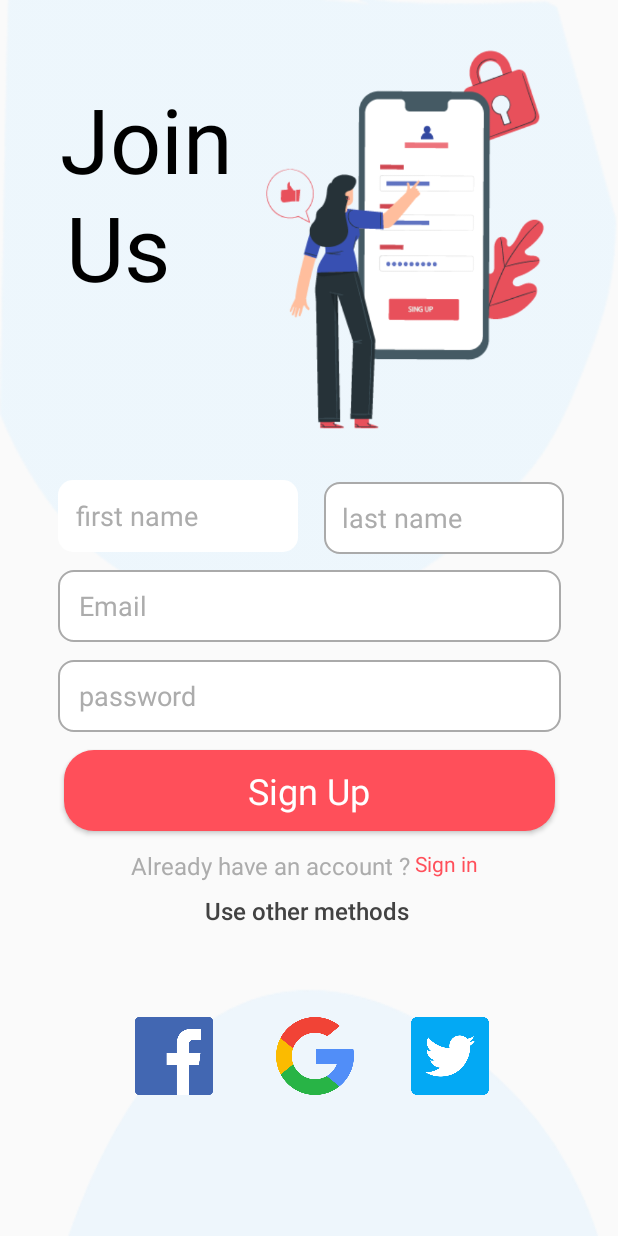
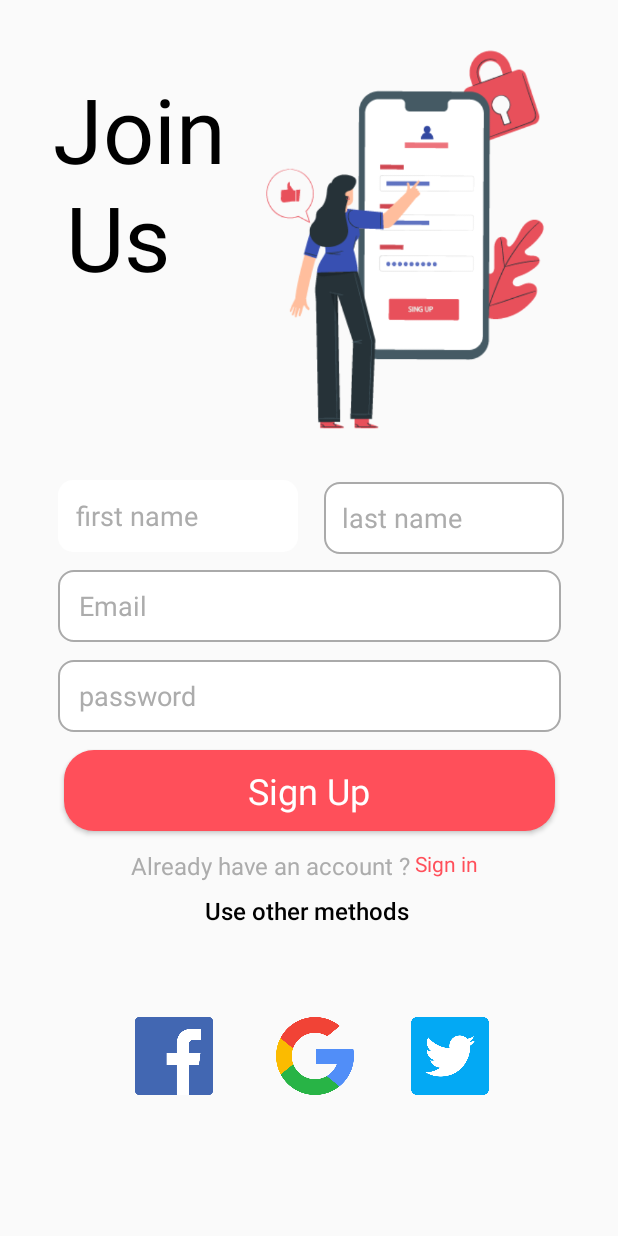
Before and after one commit to emangad99/MedScan, an Android app: the RegisterActivity screen opened directly, with no data from a screen before it, on a phone screen of 412 x 824 dp. Run offline under Robolectric (Android 15) with nearby library versions, the phone set to English and light mode, and no system bars; our stand-ins replace Firebase (no records; nobody signed in at launch, a user with empty details on screens opened directly).

Commit message:
init commit

```diff
--- a/app/src/main/res/layout/activity_register.xml
+++ b/app/src/main/res/layout/activity_register.xml
@@ -4,7 +4,6 @@
     xmlns:tools="http://schemas.android.com/tools"
     android:layout_width="match_parent"
     android:layout_height="match_parent"
-    android:background="@drawable/component_11__1"
     tools:context=".RegisterActivity">
 
     <ImageView
@@ -25,8 +24,8 @@
         android:id="@+id/textView10"
         android:layout_width="wrap_content"
         android:layout_height="wrap_content"
-        android:layout_marginStart="40dp"
-        android:layout_marginTop="52dp"
+        android:layout_marginStart="35dp"
+        android:layout_marginTop="45dp"
         android:fontFamily="sans-serif"
         android:text="Join"
         android:textColor="@color/black"
@@ -48,7 +47,8 @@
         android:paddingEnd="12dp"
         android:textColorHint="#ACACAC"
         app:layout_constraintStart_toStartOf="@+id/Email"
-        app:layout_constraintTop_toBottomOf="@+id/imageView2" />
+        app:layout_constraintTop_toBottomOf="@+id/imageView2"
+        android:textColor="@color/black"/>
 
     <Button
         android:id="@+id/btn_signup"
@@ -83,7 +83,8 @@
         app:layout_constraintEnd_toEndOf="parent"
         app:layout_constraintHorizontal_bias="0.5"
         app:layout_constraintStart_toStartOf="parent"
-        app:layout_constraintTop_toBottomOf="@+id/txt_fname" />
+        app:layout_constraintTop_toBottomOf="@+id/txt_fname"
+        android:textColor="@color/black"/>
 
     <TextView
         android:id="@+id/textView9"
@@ -96,7 +97,7 @@
         android:fontFamily="sans-serif-medium"
         android:gravity="center"
         android:text="@string/textviewweb"
-        android:textColor="@color/cardview_dark_background"
+        android:textColor="@color/black"
         android:textSize="16sp"
         app:layout_constraintEnd_toEndOf="parent"
         app:layout_constraintHorizontal_bias="0.484"
@@ -132,7 +133,8 @@
         app:layout_constraintEnd_toEndOf="parent"
         app:layout_constraintHorizontal_bias="0.5"
         app:layout_constraintStart_toStartOf="parent"
-        app:layout_constraintTop_toBottomOf="@+id/Email" />
+        app:layout_constraintTop_toBottomOf="@+id/Email"
+        android:textColor="@color/black"/>
 
     <TextView
         android:id="@+id/txt_sign_up"
@@ -182,14 +184,15 @@
         app:layout_constraintEnd_toEndOf="parent"
         app:layout_constraintStart_toEndOf="@+id/txt_fname"
         app:layout_constraintTop_toBottomOf="@+id/imageView2"
-        app:layout_constraintVertical_bias="0.0" />
+        app:layout_constraintVertical_bias="0.0"
+        android:textColor="@color/black"/>
 
     <TextView
         android:id="@+id/txt_forgot_password"
         android:layout_width="wrap_content"
         android:layout_height="wrap_content"
         android:layout_marginStart="44dp"
-        android:layout_marginTop="124dp"
+        android:layout_marginTop="117dp"
         android:fontFamily="sans-serif"
         android:text="Us"
         android:textColor="@color/black"
```
Also changed, not shown: app/src/main/res/layout/activity_details_patient.xml (+17 -8 lines), app/src/main/res/layout/activity_login.xml (+9 -3 lines).
